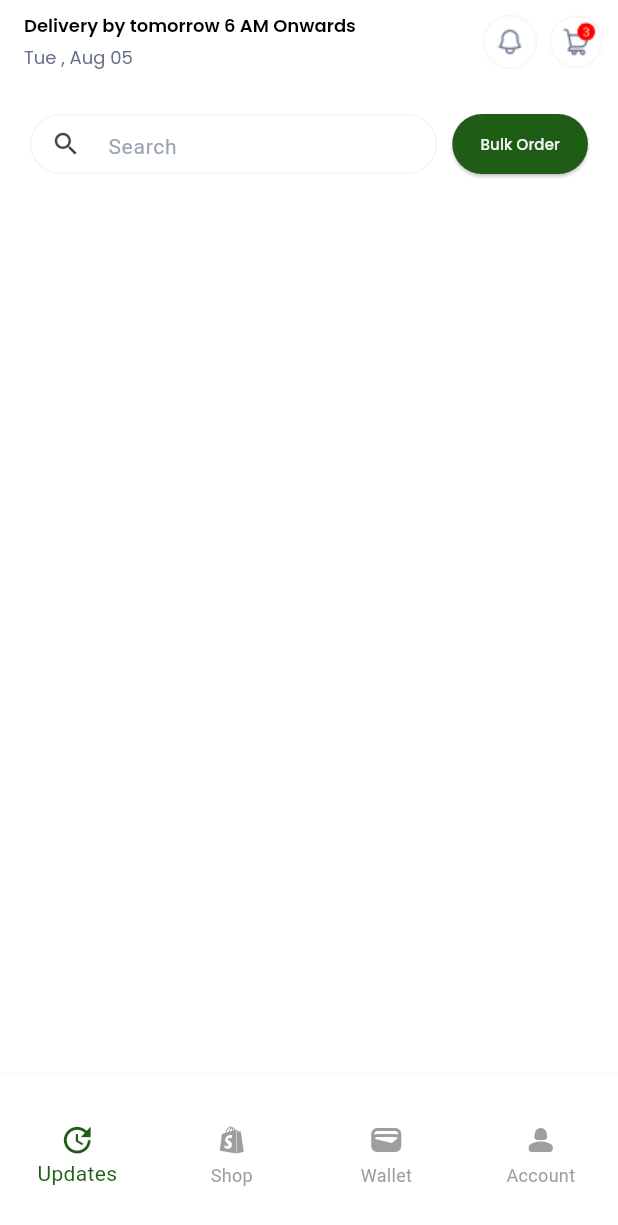
After one commit to Shraboniakter/buyerapp-new, a Flutter app: the HomePageOne screen opened by its route, on a phone screen of 412 x 824 dp. The commit adds this screen. Shown: the top 1225 px of the screen. Run offline on Flutter 3.47's test engine with Material 3 defaults, Android fonts, the phone set to English and light mode, and no system bars; our stand-ins replace flutter_screenutil, flutter_spinkit, get, google_fonts, intl_phone_field, pin_code_fields.

Commit message:
half complete home screen

```diff
--- a/lib/core/route/route.dart
+++ b/lib/core/route/route.dart
@@ -2,6 +2,7 @@ import 'package:buyerapp/feature/auth/screen/address_screen.dart';
 
 import 'package:buyerapp/feature/auth/screen/location_screen.dart';
 import 'package:buyerapp/feature/auth/screen/otp_screen.dart';
+import 'package:buyerapp/feature/home/home_page_one.dart';
 import 'package:get/get.dart';
 import 'package:buyerapp/feature/splash/screen/splash_screen.dart';
 import 'package:buyerapp/feature/auth/screen/login_or_signup_screen.dart';
@@ -13,6 +14,8 @@ class AppRoutes {
   static const String location = '/location';
   static const String address = '/address';
   static const String dialog = '/dialog';
+   static const String homepageone = '/homepageone';
+
 
   final List<GetPage> pages = [
     GetPage(name: splash, page: () => SplashScreen()),
@@ -20,6 +23,8 @@ class AppRoutes {
     GetPage(name: otp, page: () => OtpScreen()),
     GetPage(name: location, page: () => LocationScreen()),
     GetPage(name: address, page: () => AddressScreen()),
+    GetPage(name: homepageone, page: () => HomePageOne()),
+
 
   ];
 }
--- a/lib/core/utils/assetpaths.dart
+++ b/lib/core/utils/assetpaths.dart
@@ -5,4 +5,5 @@ class Assetpaths {
   static const String frame = 'assets/images/Frame.png';
   static const String frame2 = 'assets/images/Frame2.png';
   static const String group = 'assets/images/Group 33543.png';
+  static const String frame3 = 'assets/images/Frame 2147227213.png';
 }
--- a/lib/feature/auth/controller/dialog_controller.dart
+++ b/lib/feature/auth/controller/dialog_controller.dart
@@ -6,7 +6,7 @@ import 'package:get/get.dart';
 import 'package:buyerapp/core/utils/assetpaths.dart';
 
 class DialogController extends GetxController {
-  // ডায়ালগ দেখানোর ফাংশন
+
   void showCustomDialog() {
     Get.dialog(
       Dialog(
@@ -51,7 +51,11 @@ class DialogController extends GetxController {
           ),
         ),
       ),
-      barrierDismissible: true, // ডায়ালগের বাইরে ক্লিক করলে বন্ধ হবে
+      barrierDismissible: true,
     );
+    Future.delayed(Duration(seconds: 4), () {
+      Get.back(); // Close the dialog
+      Get.offAllNamed('/homepageone'); // Navigate to home page
+    });
   }
 }
--- /dev/null
+++ b/lib/feature/home/home_page_one.dart
@@ -0,0 +1,165 @@
+import 'package:buyerapp/core/utils/app_colors.dart';
+import 'package:buyerapp/core/utils/assetpaths.dart';
+import 'package:buyerapp/core/global_widget/custom_text.dart';
+import 'package:flutter/material.dart';
+
+
+class HomePageOne extends StatefulWidget {
+  const HomePageOne({super.key});
+
+  @override
+  State<HomePageOne> createState() => _HomePageOneState();
+}
+
+class _HomePageOneState extends State<HomePageOne> {
+  final TextEditingController controller = TextEditingController();
+  int _selectedIndex = 0;
+
+  final List<Widget> _screens = [
+    Center(child: Text("Home Screen")),
+    Center(child: Text("Shop Screen")),
+    Center(child: Text("Wallet Screen")),
+    Center(child: Text("Account Screen")),
+  ];
+
+  void _onItemTapped(int index) {
+    setState(() {
+      _selectedIndex = index;
+    });
+  }
+
+  @override
+  Widget build(BuildContext context) {
+    return Scaffold(
+      body: _selectedIndex == 0
+          ? Padding(
+              padding: const EdgeInsets.all(20.0),
+              child: Row(
+                children: [
+                  // Search Field
+                  Expanded(
+                    flex: 3,
+                    child: SizedBox(
+                      height: 40,
+                      child: TextFormField(
+                        controller: controller,
+                        keyboardType: TextInputType.text,
+                        maxLines: 1,
+                        decoration: InputDecoration(
+                          hintText: "Search",
+                          hintStyle: TextStyle(
+                            fontSize: 14,
+                            color: AppColors.grey1,
+                          ),
+                          prefixIcon: Icon(Icons.search, size: 20),
+                          filled: true,
+                          fillColor: Colors.white,
+                          contentPadding: EdgeInsets.symmetric(
+                            vertical: 10,
+                            horizontal: 16,
+                          ),
+                          border: OutlineInputBorder(
+                            borderRadius: BorderRadius.circular(40),
+                            borderSide: BorderSide(color: AppColors.white),
+                          ),
+                          enabledBorder: OutlineInputBorder(
+                            borderRadius: BorderRadius.circular(40),
+                            borderSide: BorderSide(color: AppColors.white),
+                          ),
+                          focusedBorder: OutlineInputBorder(
+                            borderRadius: BorderRadius.circular(40),
+                            borderSide: BorderSide(color: AppColors.white),
+                          ),
+                        ),
+                      ),
+                    ),
+                  ),
+
+                  SizedBox(width: 10),
+
+                  // Bulk Order Button
+                  Expanded(
+                    flex: 1,
+                    child: SizedBox(
+                      height: 40,
+                      child: ElevatedButton(
+                        style: ElevatedButton.styleFrom(
+                          backgroundColor: AppColors.green,
+                          shape: RoundedRectangleBorder(
+                            borderRadius: BorderRadius.circular(20),
+                          ),
+                          padding: EdgeInsets.zero,
+                        ),
+                        onPressed: () {
+                          print("Bulk Order pressed!");
+                        },
+                        child: CustomTextPoppins(
+                          text: "Bulk Order",
+                          size: 10,
+                          fontWeight: FontWeight.w500,
+                          color: AppColors.white,
+                        ),
+                      ),
+                    ),
+                  ),
+                ],
+              ),
+            )
+          : _screens[_selectedIndex],
+      appBar: AppBar(
+        automaticallyImplyLeading: false,
+        title: Column(
+          crossAxisAlignment: CrossAxisAlignment.start,
+          children: [
+            CustomTextPoppins(
+              text: "Delivery by tomorrow 6 AM Onwards",
+              size: 12,
+              fontWeight: FontWeight.w600,
+            ),
+            SizedBox(height: 3),
+            CustomTextPoppins(
+              text: "Tue , Aug 05",
+              size: 12,
+              fontWeight: FontWeight.w400,
+              color: AppColors.grey,
+            ),
+          ],
+        ),
+        actions: [
+          Padding(
+            padding: const EdgeInsets.all(10.0),
+            child: Row(
+              children: [
+                Image.asset(Assetpaths.frame, height: 36, width: 36),
+                SizedBox(width: 8),
+                Image.asset(Assetpaths.frame3, height: 36, width: 36),
+              ],
+            ),
+          ),
+        ],
+      ),
+      bottomNavigationBar: SizedBox(
+        width: 375, // fixed width
+        height: 108, // fixed height
+        child: BottomNavigationBar(
+          currentIndex: _selectedIndex,
+          selectedItemColor: AppColors.green,
+          unselectedItemColor: Colors.grey,
+          backgroundColor: Colors.white,
+          elevation: 2,
+          onTap: _onItemTapped,
+          type: BottomNavigationBarType.fixed,
+          items: const [
+            BottomNavigationBarItem(icon: Icon(Icons.update), label: "Updates"),
+            BottomNavigationBarItem(icon: Icon(Icons.shopify), label: "Shop"),
+            BottomNavigationBarItem(
+              icon: Icon(Icons.wallet),
+              label: "Wallet",
+            ),
+            BottomNavigationBarItem(icon: Icon(Icons.person_2_rounded), label: "Account"),
+          ],
+        ),
+      ),
+    );
+  }
+}
```
Also changed, not shown: assets/images/Frame 2147227213.png (added).
